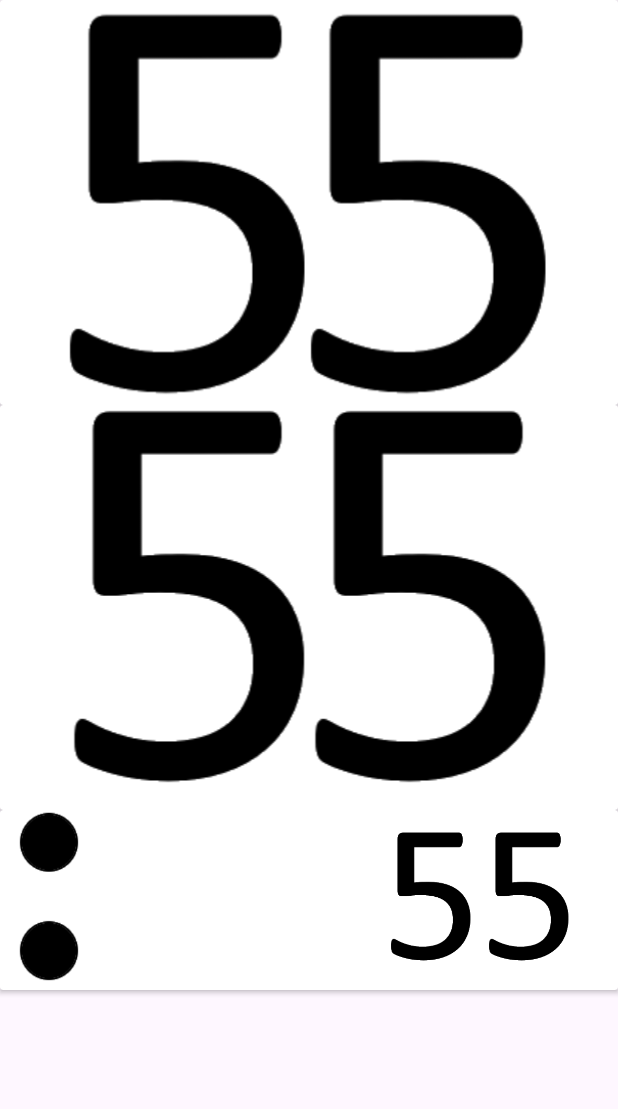
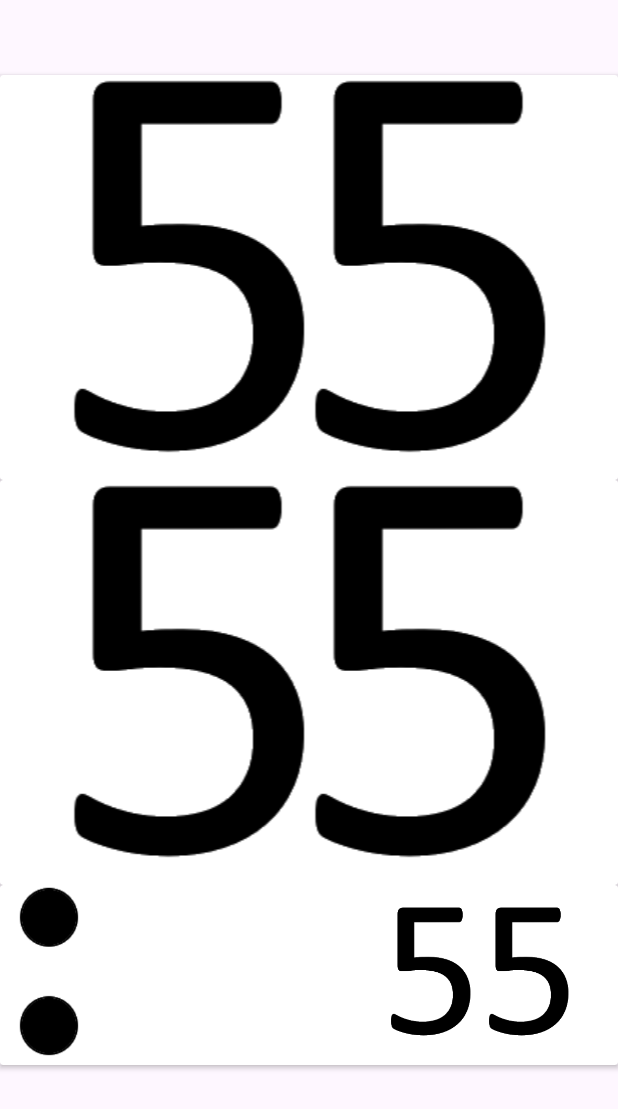
Before and after one commit to Hrapus/Graphic_Clock, an Android app: the layout activity_main.xml on its own in the app's theme, with its tools: preview values and no code run, on a phone screen of 412 x 824 dp. Shown: the top 1109 px of the screen. Run offline under Robolectric (Android 15) with nearby library versions, the phone set to English and light mode, and no system bars.

Commit message:
Modify landscape XML

```diff
--- a/app/src/main/java/com/example/graphicclock/MainActivity.kt
+++ b/app/src/main/java/com/example/graphicclock/MainActivity.kt
@@ -72,18 +72,18 @@ class MainActivity : AppCompatActivity() {
 
     private fun getImageResFromDigit(digit: Int?): Int {
         return when (digit) {
-            0 -> R.drawable.zero
-            1 -> R.drawable.one
-            2 -> R.drawable.two
-            3 -> R.drawable.three
-            4 -> R.drawable.four
-            5 -> R.drawable.five
-            6 -> R.drawable.six
-            7 -> R.drawable.seven
-            8 -> R.drawable.eight
-            9 -> R.drawable.nine
+            0 -> R.drawable.zero0
+            1 -> R.drawable.one1
+            2 -> R.drawable.two2
+            3 -> R.drawable.three3
+            4 -> R.drawable.four4
+            5 -> R.drawable.five5
+            6 -> R.drawable.six6
+            7 -> R.drawable.seven7
+            8 -> R.drawable.eight8
+            9 -> R.drawable.nine9
             else -> {
-                R.drawable.zero
+                R.drawable.zero0
             }
         }
     }
--- a/app/src/main/res/layout-land/activity_main.xml
+++ b/app/src/main/res/layout-land/activity_main.xml
@@ -8,52 +8,57 @@
 
     <ImageView
         android:id="@+id/imHoursLeft"
-        android:layout_width="wrap_content"
-        android:layout_height="0dp"
-        android:paddingLeft="15dp"
+        android:layout_width="0dp"
+        android:layout_height="wrap_content"
+        android:paddingLeft="10dp"
         app:layout_constraintBottom_toBottomOf="parent"
+        app:layout_constraintEnd_toStartOf="@+id/imHoursRight"
         app:layout_constraintStart_toStartOf="parent"
         app:layout_constraintTop_toTopOf="parent"
-        app:srcCompat="@drawable/five" />
+        app:srcCompat="@drawable/five5" />
 
     <ImageView
         android:id="@+id/imHoursRight"
-        android:layout_width="wrap_content"
+        android:layout_width="0dp"
         android:layout_height="wrap_content"
-        app:layout_constraintBottom_toBottomOf="@id/imHoursLeft"
+        android:layout_marginEnd="10dp"
+        app:layout_constraintBottom_toBottomOf="parent"
+        app:layout_constraintEnd_toStartOf="@+id/imDots"
         app:layout_constraintStart_toEndOf="@+id/imHoursLeft"
         app:layout_constraintTop_toTopOf="@id/imHoursLeft"
-        app:srcCompat="@drawable/five" />
+        app:srcCompat="@drawable/five5" />
 
     <ImageView
         android:id="@+id/imDots"
         android:layout_width="35dp"
         android:layout_height="wrap_content"
         android:layout_marginStart="10dp"
-        app:layout_constraintBottom_toBottomOf="@id/imHoursLeft"
+        app:layout_constraintBottom_toBottomOf="parent"
+        app:layout_constraintEnd_toStartOf="@+id/imMinsLeft"
         app:layout_constraintStart_toEndOf="@+id/imHoursRight"
         app:layout_constraintTop_toTopOf="@id/imHoursLeft"
-        app:srcCompat="@drawable/dots" />
+        app:srcCompat="@drawable/dots0" />
 
     <ImageView
         android:id="@+id/imMinsLeft"
-        android:layout_width="wrap_content"
-        android:layout_height="wrap_content"
-        app:layout_constraintBottom_toBottomOf="@id/imHoursLeft"
+        android:layout_width="0dp"
+        android:layout_height="0dp"
+        app:layout_constraintBottom_toBottomOf="parent"
+        app:layout_constraintEnd_toStartOf="@+id/imMinsRight"
         app:layout_constraintStart_toEndOf="@+id/imDots"
         app:layout_constraintTop_toTopOf="@id/imHoursLeft"
-        app:srcCompat="@drawable/five" />
+        app:layout_constraintVertical_bias="0.0"
+        app:srcCompat="@drawable/five5" />
 
     <ImageView
         android:id="@+id/imMinsRight"
-        android:layout_width="wrap_content"
-        android:layout_height="wrap_content"
-        android:paddingEnd="15dp"
-        app:layout_constraintBottom_toBottomOf="@id/imHoursLeft"
+        android:layout_width="0dp"
+        android:layout_height="0dp"
+        app:layout_constraintBottom_toBottomOf="parent"
         app:layout_constraintEnd_toEndOf="parent"
         app:layout_constraintStart_toEndOf="@+id/imMinsLeft"
-        app:layout_constraintTop_toTopOf="@id/imHoursLeft"
-        app:srcCompat="@drawable/five" />
+        app:layout_constraintTop_toTopOf="parent"
+        app:srcCompat="@drawable/five5" />
 
     <ImageView
         android:id="@+id/imSecLeft"
--- a/app/src/main/res/layout/activity_main.xml
+++ b/app/src/main/res/layout/activity_main.xml
@@ -10,48 +10,32 @@
         android:id="@+id/cwHours"
         android:layout_width="0dp"
         android:layout_height="270dp"
+        android:layout_marginTop="50dp"
         app:layout_constraintEnd_toEndOf="parent"
         app:layout_constraintStart_toStartOf="parent"
         app:layout_constraintTop_toTopOf="parent">
 
-        <androidx.constraintlayout.widget.ConstraintLayout
-            android:id="@+id/hours"
+        <LinearLayout
             android:layout_width="match_parent"
-            android:layout_height="match_parent"
-            android:layout_marginTop="5dp"
-            android:layout_marginBottom="5dp"
+            android:layout_height="wrap_content"
             android:orientation="horizontal">
 
             <ImageView
                 android:id="@+id/imHoursLeft"
-                android:layout_width="wrap_content"
-                android:layout_height="match_parent"
+                android:layout_width="match_parent"
+                android:layout_height="wrap_content"
                 android:layout_marginStart="45dp"
                 android:layout_weight="1"
-                android:adjustViewBounds="true"
-                app:layout_constraintBottom_toBottomOf="parent"
-                app:layout_constraintEnd_toStartOf="@+id/imHoursRight"
-                app:layout_constraintStart_toStartOf="parent"
-                app:layout_constraintTop_toTopOf="parent"
-                app:srcCompat="@drawable/five"
-
-                android:fromXDelta="0%p"
-                android:toXDelta="100%p"
-                android:duration="1000"
-                android:startOffset="500" />
+                app:srcCompat="@drawable/five" />
 
             <ImageView
                 android:id="@+id/imHoursRight"
-                android:layout_width="wrap_content"
-                android:layout_height="match_parent"
+                android:layout_width="match_parent"
+                android:layout_height="wrap_content"
                 android:layout_marginEnd="45dp"
                 android:layout_weight="1"
-                android:adjustViewBounds="true"
-                app:layout_constraintBottom_toBottomOf="parent"
-                app:layout_constraintEnd_toEndOf="parent"
-                app:layout_constraintTop_toTopOf="parent"
                 app:srcCompat="@drawable/five" />
-        </androidx.constraintlayout.widget.ConstraintLayout>
+        </LinearLayout>
 
     </androidx.cardview.widget.CardView>
 
@@ -64,9 +48,8 @@
         app:layout_constraintTop_toBottomOf="@+id/cwHours">
 
         <LinearLayout
-            android:id="@+id/mins"
             android:layout_width="match_parent"
-            android:layout_height="match_parent"
+            android:layout_height="wrap_content"
             android:orientation="horizontal">
 
             <ImageView
```
Also changed, not shown: app/src/main/res/drawable/dots0.png (added), app/src/main/res/drawable/eight8.png (added), app/src/main/res/drawable/five5.png (added), app/src/main/res/drawable/four4.png (added), app/src/main/res/drawable/nine9.png (added), app/src/main/res/drawable/one1.png (added), app/src/main/res/drawable/seven7.png (added), app/src/main/res/drawable/six6.png (added), app/src/main/res/drawable/three3.png (added), app/src/main/res/drawable/two2.png (added), app/src/main/res/drawable/zero0.png (added).
